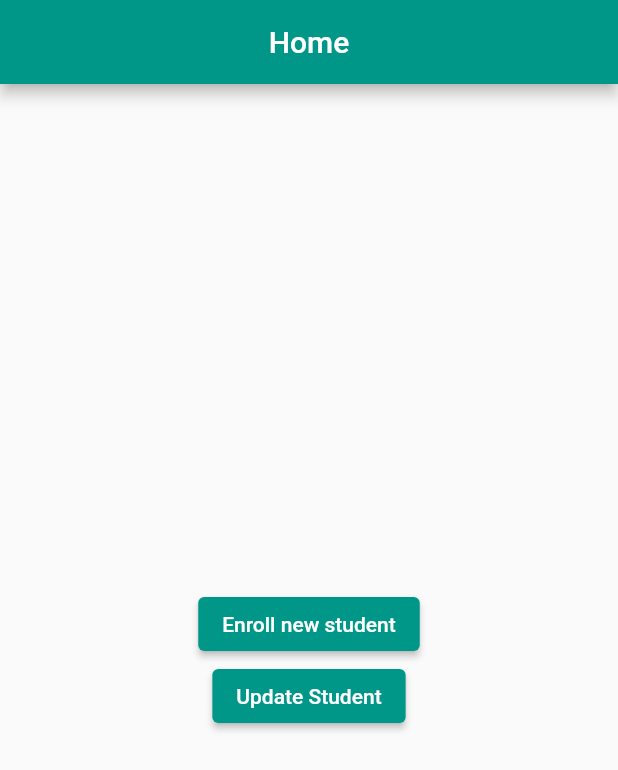
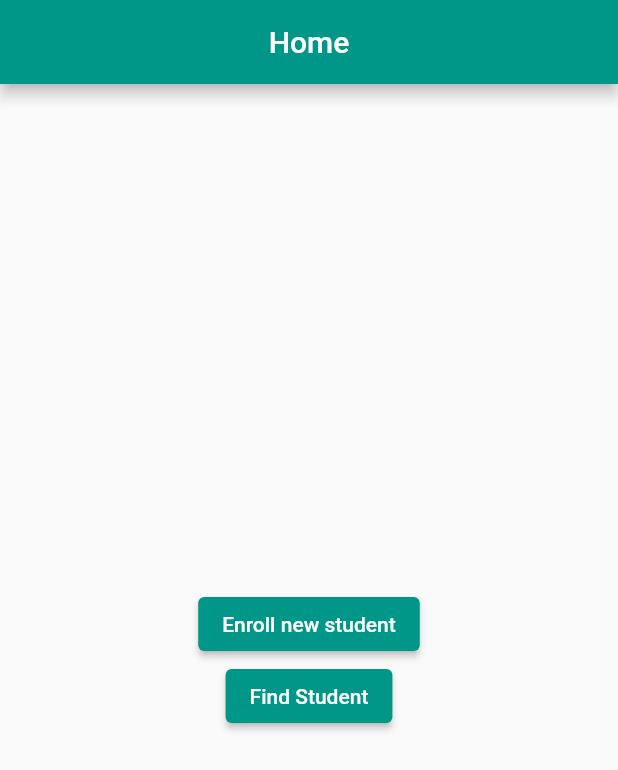
Before and after one commit to mohamedabdallatif/Student-Enrollment, a Flutter app: the screen it shows after launch, on a phone screen of 412 x 824 dp. Shown: the top 770 px of the screen. Run offline on Flutter 3.47's test engine with Material 2 defaults, Android fonts, the phone set to English and light mode, and no system bars.

Commit message:
last flutter commit

```diff
--- a/lib/home.dart
+++ b/lib/home.dart
@@ -47,7 +47,7 @@ class _MyHomePageState extends State<MyHomePage> {
             style: ButtonStyle(
               backgroundColor: MaterialStateProperty.all(Colors.teal)
              ),
-             child:const Text('Update Student')
+             child:const Text('Find Student')
               ),
           ],
         ),
```
